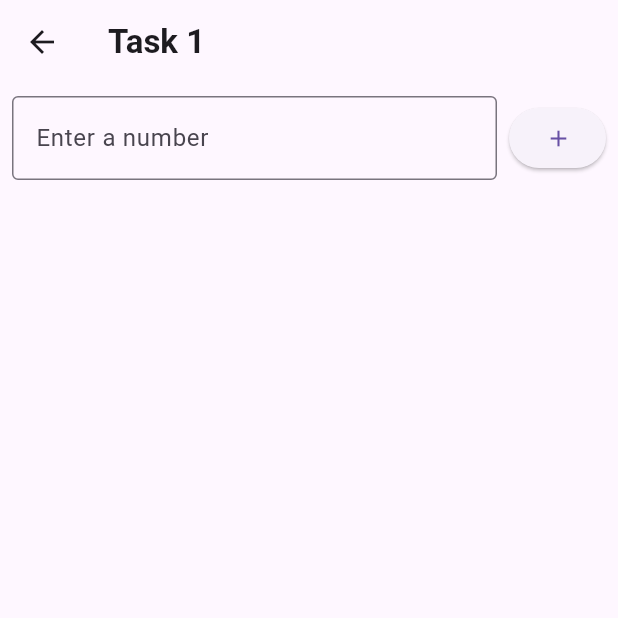
After one commit to MangukiyaHet/Multiple_Tasks, a Flutter app: the TaskFive screen opened by its route, after a tap on the "add" icon, on a phone screen of 412 x 824 dp, the top half of it. The commit adds this screen. Run offline on Flutter 3.47's test engine with Material 3 defaults, Android fonts, the phone set to English and light mode, and no system bars; our stand-ins replace flutter_svg, shared_preferences; accounts and stored records are empty.

Commit message:
Task 5 Completed

```diff
--- a/lib/main.dart
+++ b/lib/main.dart
@@ -1,6 +1,7 @@
 import 'package:flutter/material.dart';
 import 'package:logic_app/views/screen/HomePage.dart';
 import 'package:logic_app/views/screen/LoginPage.dart';
+import 'package:logic_app/views/screen/TaskFive.dart';
 import 'package:logic_app/views/screen/TaskFour.dart';
 import 'package:logic_app/views/screen/TaskOne.dart';
 import 'package:logic_app/views/screen/TaskThree.dart';
@@ -33,6 +34,7 @@ class MyApp extends StatelessWidget {
         'Task2': (context) => const TaskTwo(),
         'Task3': (context) => const TaskThree(),
         'Task4': (context) => const TaskFour(),
+        'Task5': (context) => const TaskFive(),
       },
     );
   }
--- /dev/null
+++ b/lib/views/screen/TaskFive.dart
@@ -0,0 +1,114 @@
+import 'package:flutter/material.dart';
+import 'package:flutter/services.dart';
+
+class TaskFive extends StatefulWidget {
+  const TaskFive({Key? key}) : super(key: key);
+
+  @override
+  State<TaskFive> createState() => _TaskFiveState();
+}
+
+class _TaskFiveState extends State<TaskFive> {
+  TextEditingController _textFieldController = TextEditingController();
+  List<int> numbers = [];
+  int Pressed = 1;
+  int? lastVal;
+
+  @override
+  Widget build(BuildContext context) {
+    return Scaffold(
+      appBar: AppBar(
+        title: const Text(
+          "Task 1",
+          style: TextStyle(
+            fontWeight: FontWeight.bold,
+          ),
+        ),
+      ),
+      body: Padding(
+        padding: const EdgeInsets.all(8.0),
+        child: Column(
+          children: [
+            Row(
+              children: [
+                Expanded(
+                  flex: 5,
+                  child: TextField(
+                    controller: _textFieldController,
+                    keyboardType: TextInputType.number,
+                    inputFormatters: <TextInputFormatter>[
+                      FilteringTextInputFormatter.allow(RegExp(r'[0-9]')),
+                      LengthLimitingTextInputFormatter(3),
+                    ],
+                    decoration: const InputDecoration(
+                      labelText: 'Enter a number',
+                      border: OutlineInputBorder(),
+                    ),
+                  ),
+                ),
+                const SizedBox(width: 8),
+                Expanded(
+                  flex: 1,
+                  child: ElevatedButton(
+                    onPressed: () {
+                      setState(() {
+                        final newVal = int.tryParse(_textFieldController.text);
+                        if (newVal != null) {
+                          if (Pressed == 1) {
+                            for (int i = 1; i <= newVal; i++) {
+                              numbers.add(i);
+                            }
+                            Pressed++;
+                          } else {
+                            final startVal = lastVal ?? 0;
+                            for (int i = startVal + 1; i <= startVal + newVal; i++) {
+                              numbers.add(i);
+                            }
+                          }
+                          lastVal = numbers.last;
+                          _textFieldController.clear();
+                        }
+                      });
+                    },
+                    child: const Icon(Icons.add),
+                  ),
+                ),
+              ],
+            ),
+            const SizedBox(
+              height: 20,
+            ),
+            Expanded(
+              child: ListView.builder(
+                itemCount: numbers.length,
+                itemBuilder: (BuildContext context, int index) {
+                  return Container(
+                    margin: const EdgeInsets.symmetric(vertical: 4.0),
+                    decoration: BoxDecoration(
+                      border: Border.all(),
+                    ),
+                    child: ListTile(
+                      title: Text(
+                        "Number is = ${numbers[index]}",
+                        style: const TextStyle(
+                          fontWeight: FontWeight.bold,
+                          fontSize: 22,
+                        ),
+                      ),
+                    ),
+                  );
+                },
+              ),
+            ),
+          ],
+        ),
+      ),
+    );
+  }
+
+  @override
+  void dispose() {
+    _textFieldController.dispose();
+    super.dispose();
+  }
+}
--- a/lib/views/utils/ListUtils.dart
+++ b/lib/views/utils/ListUtils.dart
@@ -23,4 +23,10 @@ final List<Map<String, dynamic>> Tasks = [
     'number': '4',
     'routeName': 'Task4',
   },
+  {
+    'title': 'Task 5 1D Array',
+    'date': '05/03/2024',
+    'number': '5',
+    'routeName': 'Task5',
+  },
 ];
--- a/lib/views/utils/VariableUtils.dart
+++ b/lib/views/utils/VariableUtils.dart
@@ -1,2 +1,6 @@
 String UserKey = "isUserLogin";
 String TokenKey = "LoginToken";
+
+
+// all time new value show
+// numbers.add(int.tryParse(value) ?? 0);
```
